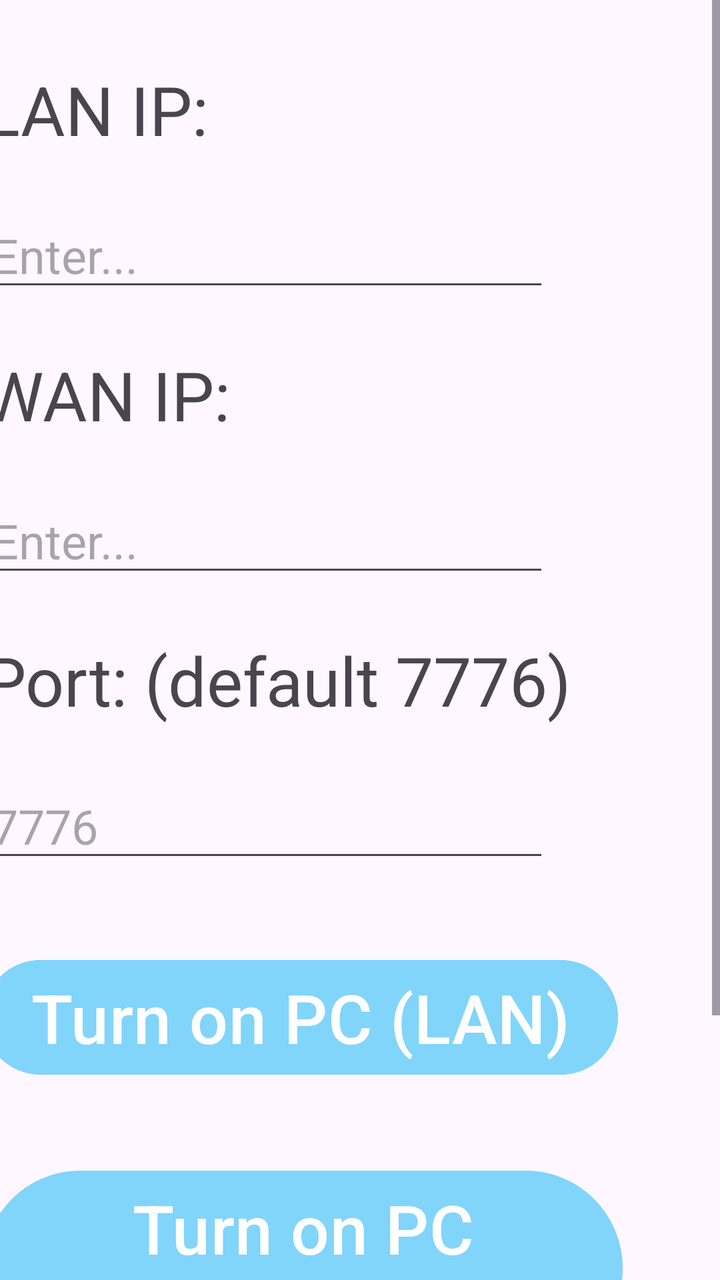
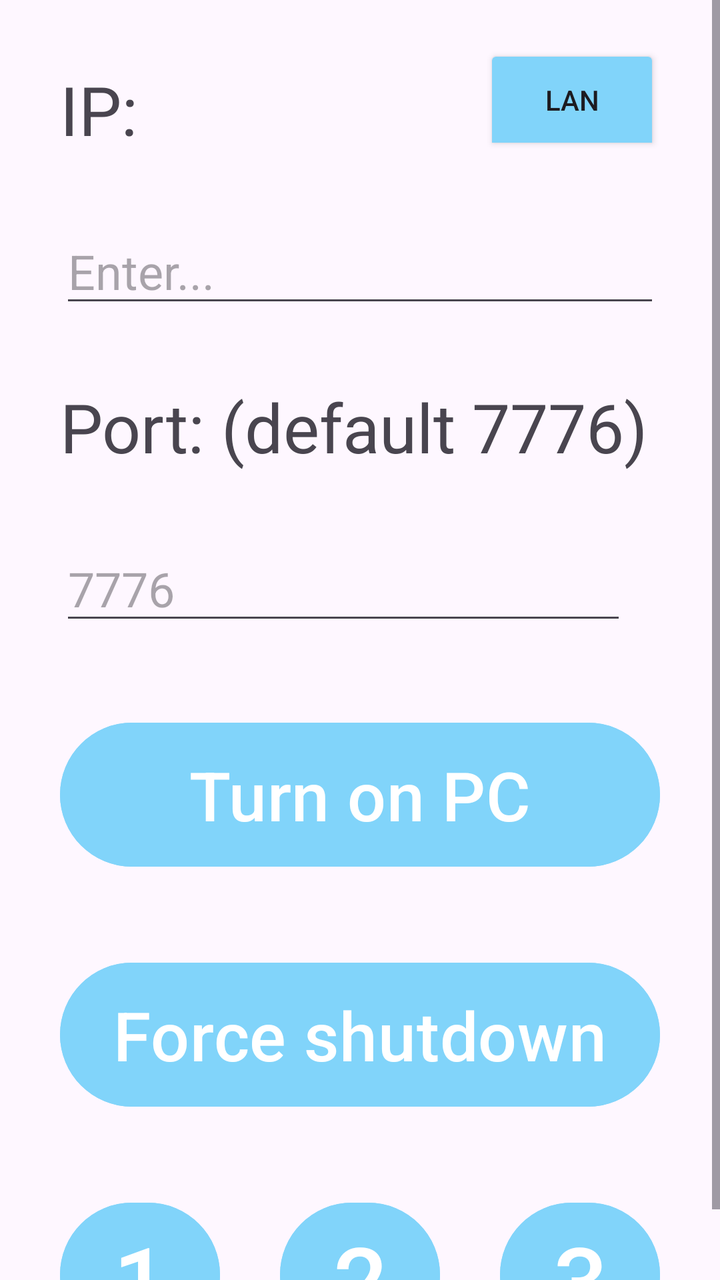

An Android layout rendered at two revisions. The XML below is the earlier revision; the diff shows what the commit changed to produce the second picture.
<!-- AndroidManifest.xml: application theme Theme.Pcswitchapp -->
<!-- res/layout/activity_main.xml -->
<?xml version="1.0" encoding="utf-8"?>
<ScrollView xmlns:android="http://schemas.android.com/apk/res/android"
    xmlns:app="http://schemas.android.com/apk/res-auto"
    xmlns:tools="http://schemas.android.com/tools"
    android:layout_width="match_parent"
    android:layout_height="match_parent"
    tools:context=".MainActivity">

    <androidx.constraintlayout.widget.ConstraintLayout
        android:layout_width="match_parent"
        android:layout_height="wrap_content">

        <TextView
            android:id="@+id/textView"
            android:layout_width="wrap_content"
            android:layout_height="wrap_content"
            android:layout_marginTop="32dp"
            android:layout_marginEnd="256dp"
            android:text="LAN IP:"
            android:textSize="34sp"
            app:layout_constraintEnd_toEndOf="parent"
            app:layout_constraintTop_toTopOf="parent" />

        <EditText
            android:id="@+id/textLANIP"
            android:layout_width="wrap_content"
            android:layout_height="wrap_content"
            android:layout_marginTop="24dp"
            android:ems="10"
            android:hint="Enter..."
            android:inputType="text"
            android:textSize="24sp"
            app:layout_constraintStart_toStartOf="@+id/textView"
            app:layout_constraintTop_toBottomOf="@+id/textView" />

        <Button
            android:id="@+id/btn_on_LAN"
            android:layout_width="wrap_content"
            android:layout_height="wrap_content"
            android:layout_marginTop="40dp"
            android:backgroundTint="#81D4FA"
            android:text="Turn on PC (LAN)"
            android:textSize="34sp"
            app:layout_constraintStart_toStartOf="@+id/textPort"
            app:layout_constraintTop_toBottomOf="@+id/textPort" />

        <TextView
            android:id="@+id/textView2"
            android:layout_width="wrap_content"
            android:layout_height="wrap_content"
            android:layout_marginTop="24dp"
            android:text="Port: (default 7776)"
            android:textSize="34sp"
            app:layout_constraintStart_toStartOf="@+id/textLANIP"
            app:layout_constraintTop_toBottomOf="@+id/textWANIP" />

        <EditText
            android:id="@+id/textPort"
            android:layout_width="wrap_content"
            android:layout_height="wrap_content"
            android:layout_marginTop="24dp"
            android:ems="10"
            android:hint="7776"
            android:inputType="text"
            android:textSize="24sp"
            app:layout_constraintStart_toStartOf="@+id/textView"
            app:layout_constraintTop_toBottomOf="@+id/textView2" />

        <TextView
            android:id="@+id/textView3"
            android:layout_width="wrap_content"
            android:layout_height="wrap_content"
            android:layout_marginTop="24dp"
            android:text="WAN IP:"
            android:textSize="34sp"
            app:layout_constraintStart_toStartOf="@+id/textLANIP"
            app:layout_constraintTop_toBottomOf="@+id/textLANIP" />

        <EditText
            android:id="@+id/textWANIP"
            android:layout_width="wrap_content"
            android:layout_height="wrap_content"
            android:layout_marginTop="24dp"
            android:ems="10"
            android:hint="Enter..."
            android:inputType="text"
            android:textSize="24sp"
            app:layout_constraintStart_toStartOf="@+id/textView3"
            app:layout_constraintTop_toBottomOf="@+id/textView3" />

        <Button
            android:id="@+id/btn_on_WAN"
            android:layout_width="wrap_content"
            android:layout_height="wrap_content"
            android:layout_marginTop="40dp"
            android:backgroundTint="#81D4FA"
            android:text="Turn on PC (WAN)"
            android:textSize="34sp"
            app:layout_constraintStart_toStartOf="@+id/btn_on_LAN"
            app:layout_constraintTop_toBottomOf="@+id/btn_on_LAN" />

        <Button
            android:id="@+id/btn_profile1"
            android:layout_width="80dp"
            android:layout_height="80dp"
            android:layout_marginTop="40dp"
            android:backgroundTint="#81D4FA"
            android:text="1"
            android:textSize="48sp"
            app:layout_constraintStart_toStartOf="@+id/btn_on_WAN"
            app:layout_constraintTop_toBottomOf="@+id/btn_on_WAN" />

        <Button
            android:id="@+id/btn_profile2"
            android:layout_width="80dp"
            android:layout_height="80dp"
            android:layout_marginTop="40dp"
            android:backgroundTint="#81D4FA"
            android:text="2"
            android:textSize="48sp"
            app:layout_constraintEnd_toStartOf="@+id/btn_profile3"
            app:layout_constraintStart_toEndOf="@+id/btn_profile1"
            app:layout_constraintTop_toBottomOf="@+id/btn_on_WAN" />

        <Button
            android:id="@+id/btn_profile3"
            android:layout_width="80dp"
            android:layout_height="80dp"
            android:layout_marginTop="40dp"
            android:backgroundTint="#81D4FA"
            android:text="3"
            android:textSize="48sp"
            app:layout_constraintEnd_toEndOf="@+id/btn_on_WAN"
            app:layout_constraintTop_toBottomOf="@+id/btn_on_WAN" />

    </androidx.constraintlayout.widget.ConstraintLayout>
</ScrollView>
<!-- resources referenced by this layout -->
<resources>
  <style name="Theme.Pcswitchapp" parent="Base.Theme.Pcswitchapp" />
  <style name="Base.Theme.Pcswitchapp" parent="Theme.Material3.DayNight.NoActionBar">
          
          
      </style>
</resources>

<!-- the commit's change to res/layout/activity_main.xml (unified diff, before → after) -->
@@ -8,38 +8,38 @@
 
     <androidx.constraintlayout.widget.ConstraintLayout
         android:layout_width="match_parent"
-        android:layout_height="wrap_content">
+        android:layout_height="100dp">
 
         <TextView
             android:id="@+id/textView"
             android:layout_width="wrap_content"
             android:layout_height="wrap_content"
             android:layout_marginTop="32dp"
-            android:layout_marginEnd="256dp"
-            android:text="LAN IP:"
+            android:text="IP:"
             android:textSize="34sp"
-            app:layout_constraintEnd_toEndOf="parent"
+            app:layout_constraintStart_toStartOf="@+id/textIP"
             app:layout_constraintTop_toTopOf="parent" />
 
         <EditText
-            android:id="@+id/textLANIP"
-            android:layout_width="wrap_content"
+            android:id="@+id/textIP"
+            android:layout_width="300dp"
             android:layout_height="wrap_content"
-            android:layout_marginTop="24dp"
+            android:layout_marginTop="32dp"
             android:ems="10"
             android:hint="Enter..."
             android:inputType="text"
             android:textSize="24sp"
-            app:layout_constraintStart_toStartOf="@+id/textView"
+            app:layout_constraintEnd_toEndOf="parent"
+            app:layout_constraintStart_toStartOf="parent"
             app:layout_constraintTop_toBottomOf="@+id/textView" />
 
         <Button
-            android:id="@+id/btn_on_LAN"
-            android:layout_width="wrap_content"
-            android:layout_height="wrap_content"
+            android:id="@+id/btn_on"
+            android:layout_width="300dp"
+            android:layout_height="80dp"
             android:layout_marginTop="40dp"
             android:backgroundTint="#81D4FA"
-            android:text="Turn on PC (LAN)"
+            android:text="Turn on PC"
             android:textSize="34sp"
             app:layout_constraintStart_toStartOf="@+id/textPort"
             app:layout_constraintTop_toBottomOf="@+id/textPort" />
@@ -48,56 +48,34 @@
             android:id="@+id/textView2"
             android:layout_width="wrap_content"
             android:layout_height="wrap_content"
-            android:layout_marginTop="24dp"
+            android:layout_marginTop="32dp"
             android:text="Port: (default 7776)"
             android:textSize="34sp"
-            app:layout_constraintStart_toStartOf="@+id/textLANIP"
-            app:layout_constraintTop_toBottomOf="@+id/textWANIP" />
+            app:layout_constraintStart_toStartOf="@+id/textIP"
+            app:layout_constraintTop_toBottomOf="@+id/textIP" />
 
         <EditText
             android:id="@+id/textPort"
             android:layout_width="wrap_content"
             android:layout_height="wrap_content"
-            android:layout_marginTop="24dp"
+            android:layout_marginTop="32dp"
             android:ems="10"
             android:hint="7776"
             android:inputType="text"
             android:textSize="24sp"
-            app:layout_constraintStart_toStartOf="@+id/textView"
+            app:layout_constraintStart_toStartOf="@+id/textView2"
             app:layout_constraintTop_toBottomOf="@+id/textView2" />
 
-        <TextView
-            android:id="@+id/textView3"
-            android:layout_width="wrap_content"
-            android:layout_height="wrap_content"
-            android:layout_marginTop="24dp"
-            android:text="WAN IP:"
-            android:textSize="34sp"
-            app:layout_constraintStart_toStartOf="@+id/textLANIP"
-            app:layout_constraintTop_toBottomOf="@+id/textLANIP" />
-
-        <EditText
-            android:id="@+id/textWANIP"
-            android:layout_width="wrap_content"
-            android:layout_height="wrap_content"
-            android:layout_marginTop="24dp"
-            android:ems="10"
-            android:hint="Enter..."
-            android:inputType="text"
-            android:textSize="24sp"
-            app:layout_constraintStart_toStartOf="@+id/textView3"
-            app:layout_constraintTop_toBottomOf="@+id/textView3" />
-
         <Button
-            android:id="@+id/btn_on_WAN"
-            android:layout_width="wrap_content"
-            android:layout_height="wrap_content"
+            android:id="@+id/btn_fs"
+            android:layout_width="300dp"
+            android:layout_height="80dp"
             android:layout_marginTop="40dp"
             android:backgroundTint="#81D4FA"
-            android:text="Turn on PC (WAN)"
+            android:text="Force shutdown"
             android:textSize="34sp"
-            app:layout_constraintStart_toStartOf="@+id/btn_on_LAN"
-            app:layout_constraintTop_toBottomOf="@+id/btn_on_LAN" />
+            app:layout_constraintStart_toStartOf="@+id/btn_on"
+            app:layout_constraintTop_toBottomOf="@+id/btn_on" />
 
         <Button
             android:id="@+id/btn_profile1"
@@ -107,8 +85,8 @@
             android:backgroundTint="#81D4FA"
             android:text="1"
             android:textSize="48sp"
-            app:layout_constraintStart_toStartOf="@+id/btn_on_WAN"
-            app:layout_constraintTop_toBottomOf="@+id/btn_on_WAN" />
+            app:layout_constraintStart_toStartOf="@+id/btn_fs"
+            app:layout_constraintTop_toBottomOf="@+id/btn_fs" />
 
         <Button
             android:id="@+id/btn_profile2"
@@ -120,7 +98,7 @@
             android:textSize="48sp"
             app:layout_constraintEnd_toStartOf="@+id/btn_profile3"
             app:layout_constraintStart_toEndOf="@+id/btn_profile1"
-            app:layout_constraintTop_toBottomOf="@+id/btn_on_WAN" />
+            app:layout_constraintTop_toBottomOf="@+id/btn_fs" />
 
         <Button
             android:id="@+id/btn_profile3"
@@ -130,8 +108,20 @@
             android:backgroundTint="#81D4FA"
             android:text="3"
             android:textSize="48sp"
-            app:layout_constraintEnd_toEndOf="@+id/btn_on_WAN"
-            app:layout_constraintTop_toBottomOf="@+id/btn_on_WAN" />
+            app:layout_constraintEnd_toEndOf="@+id/btn_fs"
+            app:layout_constraintTop_toBottomOf="@+id/btn_fs" />
+
+        <ToggleButton
+            android:id="@+id/toggle_lan_wan"
+            android:layout_width="wrap_content"
+            android:layout_height="55dp"
+            android:layout_marginBottom="32dp"
+            android:backgroundTint="#81D4FA"
+            android:checked="false"
+            android:textOff="@string/switch_off"
+            android:textOn="@string/switch_on"
+            app:layout_constraintBottom_toTopOf="@+id/textIP"
+            app:layout_constraintEnd_toEndOf="@+id/textIP" />
 
     </androidx.constraintlayout.widget.ConstraintLayout>
 </ScrollView>
<!-- resource entries referenced after the edit -->
@@ -1,5 +1,7 @@
 <!-- resources referenced by this layout -->
 <resources>
+  <string name="switch_off">LAN</string>
+  <string name="switch_on">WAN</string>
   <style name="Theme.Pcswitchapp" parent="Base.Theme.Pcswitchapp" />
   <style name="Base.Theme.Pcswitchapp" parent="Theme.Material3.DayNight.NoActionBar">
           
